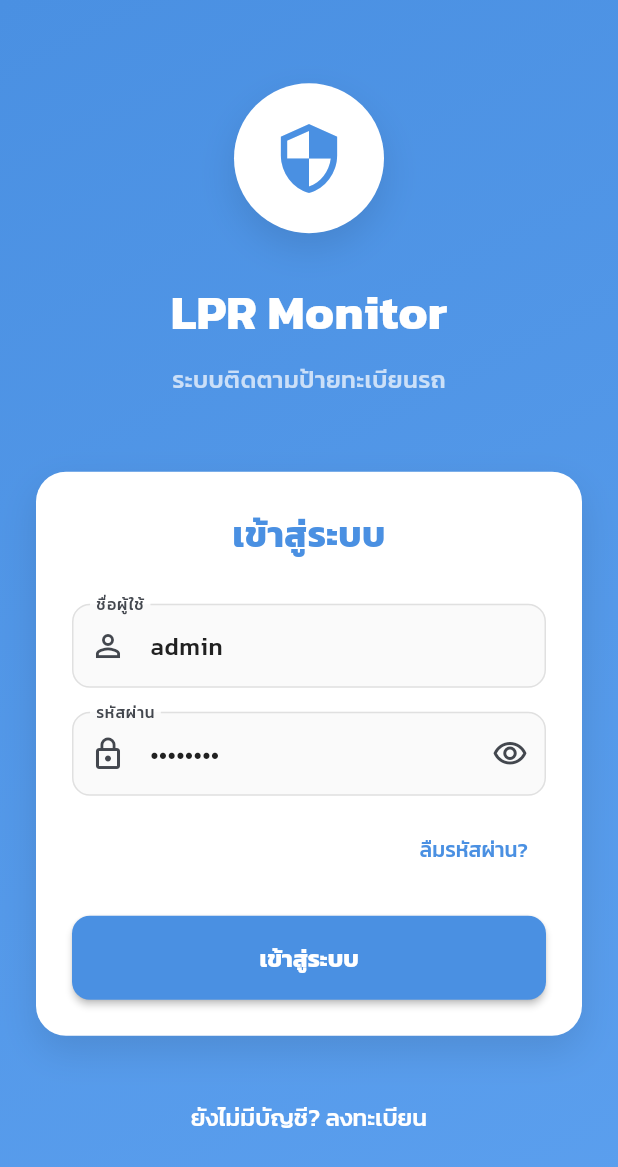
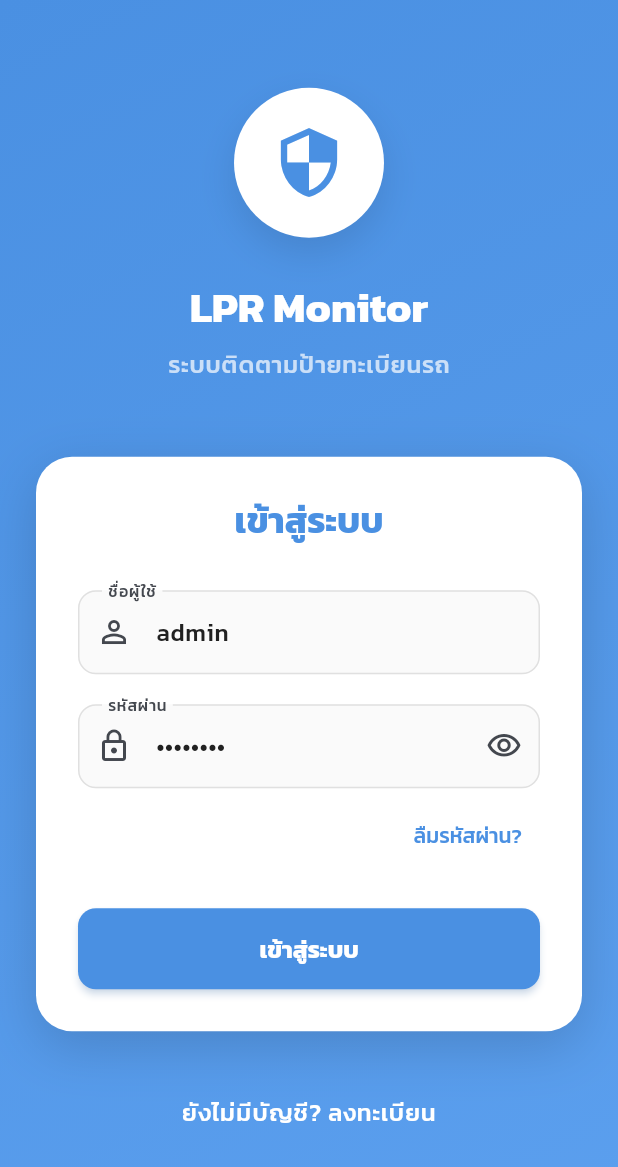
Before and after one commit to somkheartk/smart-mobile-lpr, a Flutter app: the screen it shows after launch, on a phone screen of 412 x 824 dp. Shown: the top 1167 px of the screen. Run offline on Flutter 3.47's test engine with Material 3 defaults, Android fonts, the phone set to English and light mode, and no system bars; our stand-ins replace camera, fl_chart; accounts and stored records are empty.

Commit message:
Enhance login and vehicle list pages with improved UI elements and search functionality

```diff
--- a/lib/pages/login_page.dart
+++ b/lib/pages/login_page.dart
@@ -72,33 +72,34 @@ class _LoginPageState extends State<LoginPage> {
   }
 
   Widget _buildTitle() {
-    return const Text(
+    return Text(
       AppStrings.appName,
-      style: TextStyle(
+      style: Theme.of(context).textTheme.displayMedium?.copyWith(
         color: Colors.white,
-        fontSize: 32,
         fontWeight: FontWeight.bold,
       ),
     );
   }
 
   Widget _buildSubtitle() {
-    return const Text(
+    return Text(
       AppStrings.appSubtitle,
-      style: TextStyle(color: Colors.white70, fontSize: 16),
+      style: Theme.of(
+        context,
+      ).textTheme.bodyLarge?.copyWith(color: Colors.white70),
     );
   }
 
   Widget _buildLoginCard() {
     return Container(
-      padding: const EdgeInsets.all(24),
+      padding: const EdgeInsets.all(28),
       decoration: BoxDecoration(
         color: Colors.white,
-        borderRadius: BorderRadius.circular(20),
+        borderRadius: BorderRadius.circular(24),
         boxShadow: [
           BoxShadow(
-            color: Colors.black.withOpacity(0.1),
-            blurRadius: 20,
+            color: Colors.black.withOpacity(0.15),
+            blurRadius: 30,
             offset: const Offset(0, 10),
           ),
         ],
@@ -106,30 +107,36 @@ class _LoginPageState extends State<LoginPage> {
       child: Column(
         crossAxisAlignment: CrossAxisAlignment.stretch,
         children: [
-          const Text(
+          Text(
             AppStrings.login,
-            style: TextStyle(
-              fontSize: 24,
-              fontWeight: FontWeight.bold,
-              color: AppColors.primaryBlue,
-            ),
+            style: Theme.of(
+              context,
+            ).textTheme.displaySmall?.copyWith(color: AppColors.primaryBlue),
             textAlign: TextAlign.center,
           ),
-          const SizedBox(height: 30),
+          const SizedBox(height: 32),
           TextField(
             controller: _usernameController,
             decoration: const InputDecoration(
               labelText: AppStrings.username,
               prefixIcon: Icon(Icons.person_outline),
+              contentPadding: EdgeInsets.symmetric(
+                horizontal: 16,
+                vertical: 16,
+              ),
             ),
           ),
-          const SizedBox(height: 16),
+          const SizedBox(height: 20),
           TextField(
             controller: _passwordController,
             obscureText: _obscurePassword,
             decoration: InputDecoration(
               labelText: AppStrings.password,
               prefixIcon: const Icon(Icons.lock_outline),
+              contentPadding: const EdgeInsets.symmetric(
+                horizontal: 16,
+                vertical: 16,
+              ),
               suffixIcon: IconButton(
                 icon: Icon(
                   _obscurePassword
@@ -144,23 +151,46 @@ class _LoginPageState extends State<LoginPage> {
               ),
             ),
           ),
-          const SizedBox(height: 12),
+          const SizedBox(height: 8),
           Align(
             alignment: Alignment.centerRight,
             child: TextButton(
               onPressed: () {},
-              child: const Text(AppStrings.forgotPassword),
+              child: const Text(
+                AppStrings.forgotPassword,
+                style: TextStyle(fontSize: 14),
+              ),
             ),
           ),
-          const SizedBox(height: 20),
-          ElevatedButton(
-            onPressed: () {
-              Navigator.pushReplacement(
-                context,
-                MaterialPageRoute(builder: (context) => const MainNavigator()),
-              );
-            },
-            child: const Text(AppStrings.login),
+          const SizedBox(height: 24),
+          SizedBox(
+            height: 54,
+            child: ElevatedButton(
+              onPressed: () {
+                Navigator.pushReplacement(
+                  context,
+                  MaterialPageRoute(
+                    builder: (context) => const MainNavigator(),
+                  ),
+                );
+              },
+              style: ElevatedButton.styleFrom(
+                backgroundColor: AppColors.primaryBlue,
+                foregroundColor: Colors.white,
+                elevation: 2,
+                shadowColor: AppColors.primaryBlue.withOpacity(0.4),
+                shape: RoundedRectangleBorder(
+                  borderRadius: BorderRadius.circular(12),
+                ),
+              ),
+              child: Text(
+                AppStrings.login,
+                style: Theme.of(context).textTheme.titleLarge?.copyWith(
+                  color: Colors.white,
+                  fontWeight: FontWeight.w600,
+                ),
+              ),
+            ),
           ),
         ],
       ),
@@ -170,9 +200,16 @@ class _LoginPageState extends State<LoginPage> {
   Widget _buildRegisterButton() {
     return TextButton(
       onPressed: () {},
-      child: const Text(
+      style: TextButton.styleFrom(
+        foregroundColor: Colors.white,
+        padding: const EdgeInsets.symmetric(vertical: 12),
+      ),
+      child: Text(
         AppStrings.noAccount,
-        style: TextStyle(color: Colors.white, fontSize: 16),
+        style: Theme.of(context).textTheme.bodyLarge?.copyWith(
+          color: Colors.white,
+          fontWeight: FontWeight.w500,
+        ),
       ),
     );
   }
```
Also changed, not shown: lib/pages/vehicle_list_page.dart (+124 -44 lines), 2 other files.
